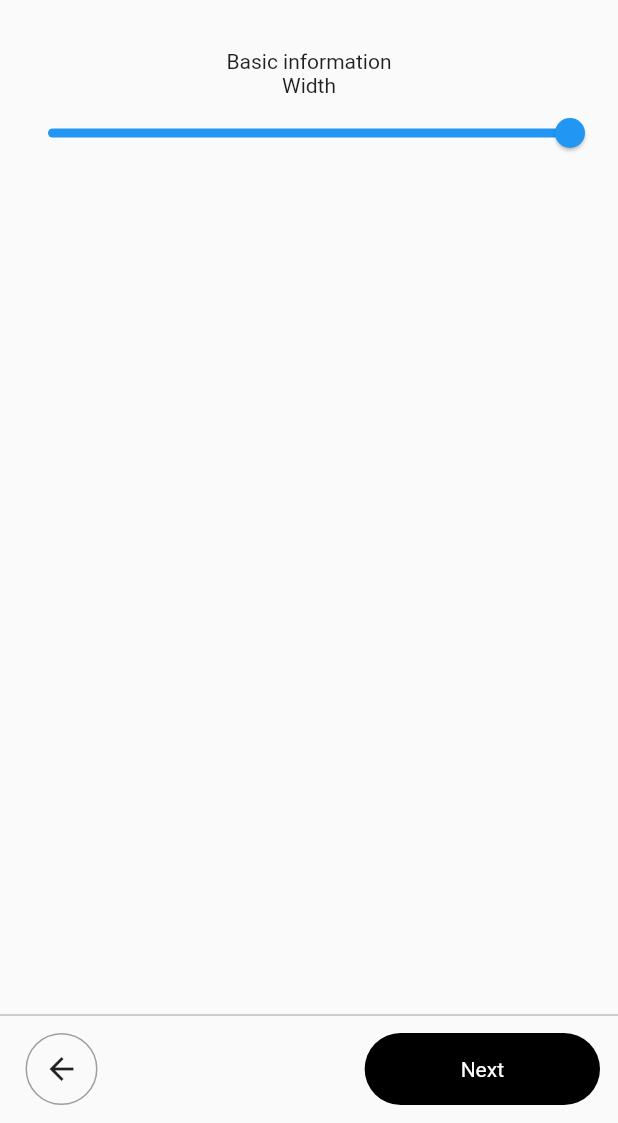
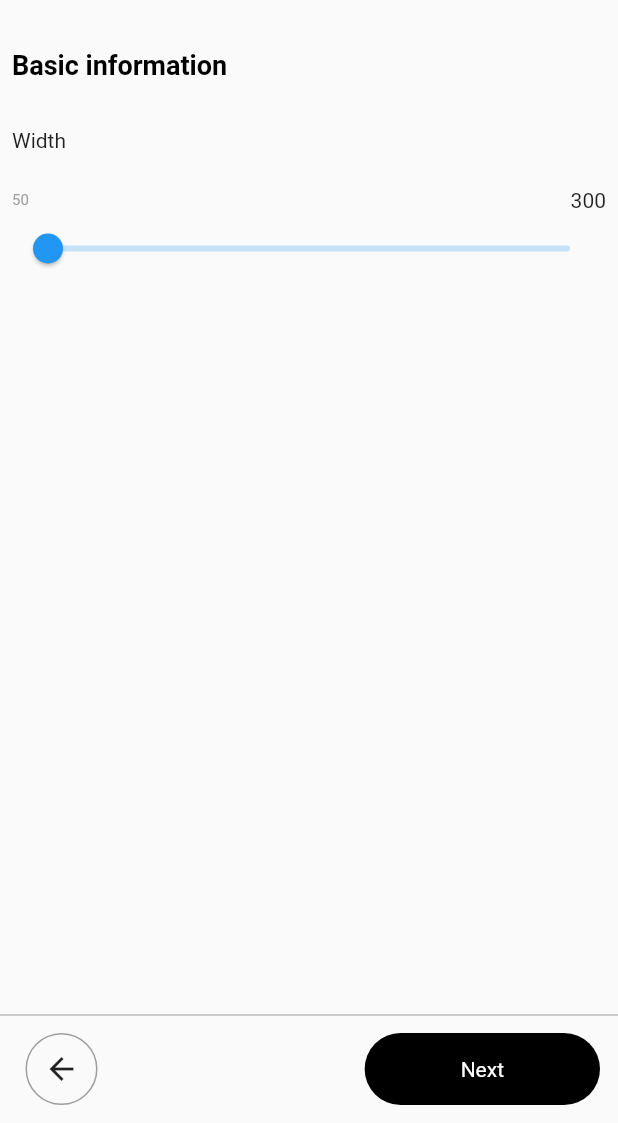
Before and after one commit to JAICHANGPARK/flutter_notebook_18th_story, a Flutter app: the screen it shows after launch, on a phone screen of 412 x 824 dp, the part 113-1236 px from its top. Run offline on Flutter 3.47's test engine with Material 2 defaults, Android fonts, the phone set to English and light mode, and no system bars; our stand-ins replace cached_network_image, flutter_lorem, flutter_riverpod, flutter_svg, freezed_annotation, go_router and 3 more.

Commit message:
Update pax_wardrobe_basic_page.dart

```diff
--- a/lib/ep1081_pax_wardrobe_app/src/ui/pax_wardrobe_basic_page.dart
+++ b/lib/ep1081_pax_wardrobe_app/src/ui/pax_wardrobe_basic_page.dart
@@ -1,6 +1,4 @@
 import 'package:flutter/material.dart';
-
-
 
 class PaxWardrobeBasicPage extends StatefulWidget {
   const PaxWardrobeBasicPage({Key? key}) : super(key: key);
@@ -11,25 +9,45 @@ class PaxWardrobeBasicPage extends StatefulWidget {
 
 class _PaxWardrobeBasicPageState extends State<PaxWardrobeBasicPage> {
   double _widthValue = 50.0;
+
   @override
   Widget build(BuildContext context) {
     return Column(
+      crossAxisAlignment: CrossAxisAlignment.start,
       children: [
-        Text("Basic information"),
-
+        Text(
+          "Basic information",
+          style: TextStyle(
+            fontWeight: FontWeight.bold,
+            color: Colors.black,
+            fontSize: 18
+          ),
+        ),
+        SizedBox(height: 32,),
         Text("Width"),
+        SizedBox(height: 24,),
         Row(
+          mainAxisAlignment: MainAxisAlignment.spaceBetween,
           children: [
-
+            Text("50", style: TextStyle(
+                color: Colors.grey,
+                fontSize: 10
+            ),),
+            Text("300"),
           ],
         ),
-        Slider(value: _widthValue, onChanged: (double value) {
-
-        },
-
+        Slider(
+          max: 300,
+          min: 50,
+          value: _widthValue,
+          onChanged: (double value) {
+            setState(() {
+              _widthValue = value;
+            });
+          },
+          label: "${_widthValue.toStringAsFixed(0)} cm",
         )
       ],
-
     );
   }
 }
```
